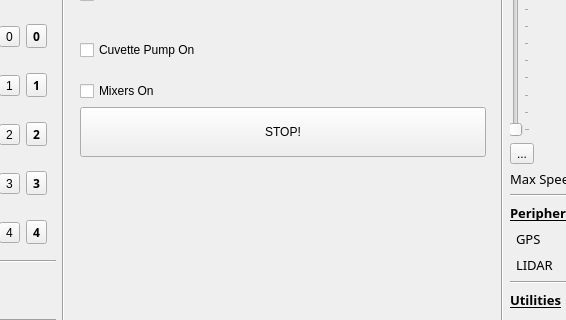
First picture: the form in scripts/gui/main.ui, repository NovaRoverTeam/base_station, before the edit; both pictures show x 366 to 932 and y 187 to 507 of the 1297 by 696 pixel window.
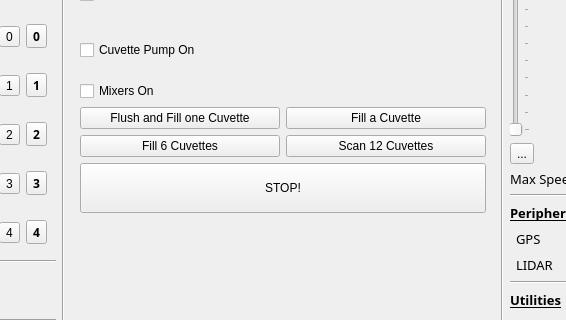
Second picture: the form after the edit. Icons and pictures are not drawn. Custom widgets are drawn as their Qt base class.

Commit message: Science UI update and base sync fix

Diff of the .ui file:
```diff
--- a/scripts/gui/main.ui
+++ b/scripts/gui/main.ui
@@ -1893,6 +1893,42 @@
                   </property>
                  </widget>
                 </item>
+                <item>
+                 <layout class="QHBoxLayout" name="horizontalLayout_30">
+                  <item>
+                   <widget class="QPushButton" name="flush_and_fill">
+                    <property name="text">
+                     <string>Flush and Fill one Cuvette</string>
+                    </property>
+                   </widget>
+                  </item>
+                  <item>
+                   <widget class="QPushButton" name="fill_cuvette">
+                    <property name="text">
+                     <string>Fill a Cuvette</string>
+                    </property>
+                   </widget>
+                  </item>
+                 </layout>
+                </item>
+                <item>
+                 <layout class="QHBoxLayout" name="horizontalLayout_29">
+                  <item>
+                   <widget class="QPushButton" name="fill_cuvettes">
+                    <property name="text">
+                     <string>Fill 6 Cuvettes</string>
+                    </property>
+                   </widget>
+                  </item>
+                  <item>
+                   <widget class="QPushButton" name="scan_cuvettes">
+                    <property name="text">
+                     <string>Scan 12 Cuvettes</string>
+                    </property>
+                   </widget>
+                  </item>
+                 </layout>
+                </item>
                </layout>
               </item>
              </layout>
```
The commit also changes 5 other files.
